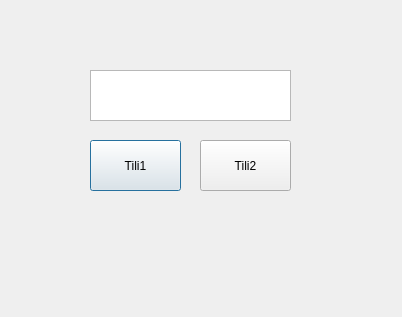
The window that bank-automat/tilinvalinta.ui (cheezyx/Bank-sim) describes before a commit, drawn with Qt 5.
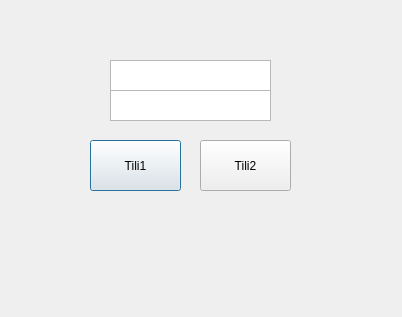
The same window after the commit.

Commit message: tilinvalinta toimii nyt

Diff of the .ui file:
```diff
--- a/bank-automat/tilinvalinta.ui
+++ b/bank-automat/tilinvalinta.ui
@@ -42,10 +42,20 @@
   <widget class="QTextEdit" name="tilinValintamenu">
    <property name="geometry">
     <rect>
-     <x>90</x>
-     <y>70</y>
-     <width>201</width>
-     <height>51</height>
+     <x>110</x>
+     <y>90</y>
+     <width>161</width>
+     <height>31</height>
+    </rect>
+   </property>
+  </widget>
+  <widget class="QTextEdit" name="tilinValintamenu_2">
+   <property name="geometry">
+    <rect>
+     <x>110</x>
+     <y>60</y>
+     <width>161</width>
+     <height>31</height>
     </rect>
    </property>
   </widget>
```
The commit also changes 8 other files.
